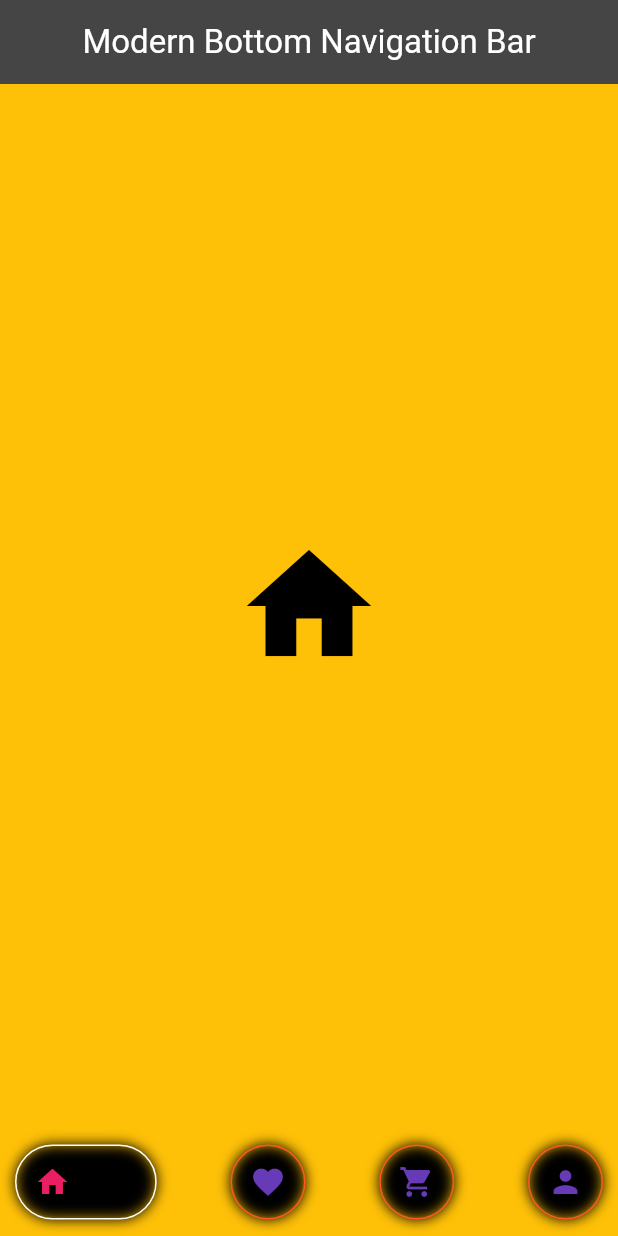
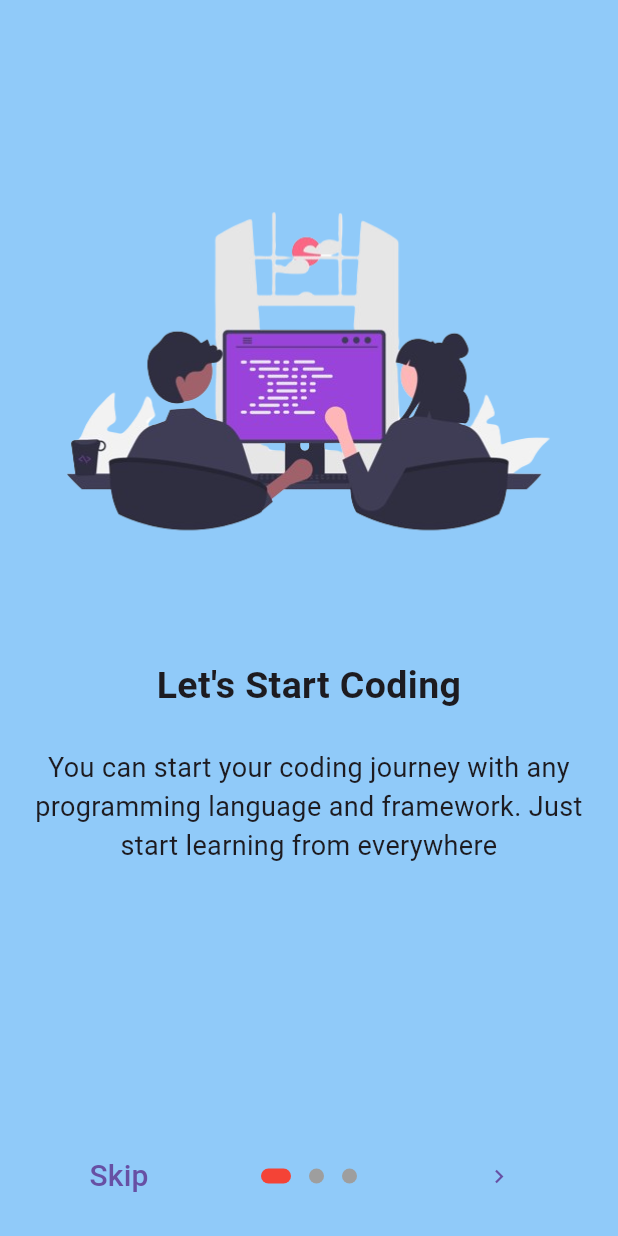
Before and after one commit to Nabinji/flutter_project, a Flutter app: the screen it shows after launch, on a phone screen of 412 x 824 dp. Run offline on Flutter 3.47's test engine with Material 3 defaults, Android fonts, the phone set to English and light mode, and no system bars; drawn by our look-alikes of google_nav_bar, introduction_screen; our stand-ins replace another_carousel_pro, flutter_slidable, font_awesome_flutter, image_picker, lottie, readmore and 1 more; missing offline and left inert: flutter_bs_ad_calendar.

Commit message:
onboarding screen

```diff
--- /dev/null
+++ b/lib/On_Boarding/on_boarding_screen.dart
@@ -0,0 +1,85 @@
+import 'package:flutter/material.dart';
+import 'package:introduction_screen/introduction_screen.dart';
+import 'package:my_project/On_Boarding/home_screen.dart';
+import 'package:shared_preferences/shared_preferences.dart';
+
+class OnBoardingScreen extends StatelessWidget {
+  const OnBoardingScreen({Key? key}) : super(key: key);
+
+  @override
+  Widget build(BuildContext context) {
+    return Scaffold(
+      backgroundColor: Colors.blue[200],
+      body: Padding(
+        padding: const EdgeInsets.only(top: 50.0),
+        child: IntroductionScreen(
+          pages: [
+            commonPageViewModel(
+              "Let's Start Coding",
+              "You can start your coding journey with any programming language and framework. Just start learning from everywhere ",
+              "image/11b.png",
+            ),
+            commonPageViewModel(
+              "About Flutter",
+              "Flutter is an open-source UI software development kit created by Google. It is used to develop cross platform applications from a single codebase for any web browser, Fuchsia, Android, iOS, Linux, macOS, and Windows. ",
+              "image/222b.png",
+            ),
+            commonPageViewModel(
+              "Create Your Own Flutter App",
+              'After learning flutter you can easily create a Flutter app according to your requirements.',
+              "image/33b.png",
+            ),
+          ],
+          dotsDecorator: DotsDecorator(
+              size: const Size(10, 10),
+              activeColor: Colors.red,
+              activeSize: const Size(20, 10),
+              activeShape: RoundedRectangleBorder(
+                  borderRadius: BorderRadius.circular(60))),
+          showDoneButton: true,
+          done: const Text(
+            "Done",
+            style: TextStyle(
+              fontSize: 20,
+            ),
+          ),
+          showNextButton: true,
+          next: const Icon(Icons.keyboard_arrow_right_outlined),
+          showSkipButton: true,
+          skip: const Text(
+            "Skip",
+            style: TextStyle(
+              fontSize: 20,
+            ),
+          ),
+          onDone: () => onDone(context),
+        ),
+      ),
+    );
+  }
+
+  PageViewModel commonPageViewModel(title, bodyText, image) {
+    return PageViewModel(
+      title: title,
+      body: bodyText,
+      image: Image.asset(image),
+      decoration: PageDecoration(
+          pageColor: Colors.blue[200],
+          titleTextStyle:
+              const TextStyle(fontSize: 25, fontWeight: FontWeight.bold)),
+    );
+  }
+
+  void onDone(context) async {
+    final pref = await SharedPreferences.getInstance();
+    await pref.setBool("ON_BOARDING", false);
+    Navigator.pushReplacement(
+        context,
+        MaterialPageRoute(
+          builder: (context) => const HomeScreen(),
+        ));
+  }
+}
+// but when we restart a app they again show onbording screen ,
+// when we have start app second time we need  directly
+//  go to home screen fot that we used the Shared preferences plugin,
--- a/lib/main.dart
+++ b/lib/main.dart
@@ -1,18 +1,23 @@
 import 'package:flutter/material.dart';
-import 'package:my_project/Modern%20Bottom%20Navigation/moder_bottom_naav_bar.dart';
+import 'package:my_project/On_Boarding/home_screen.dart';
+import 'package:my_project/On_Boarding/on_boarding_screen.dart';
+import 'package:shared_preferences/shared_preferences.dart';
 
-void main() {
+bool isShow = true;
+void main() async {
+  WidgetsFlutterBinding.ensureInitialized();
+  final pref = await SharedPreferences.getInstance();
+  isShow = pref.getBool('ON_BOARDING') ?? true;
   runApp(const MyApp());
 }
 
 class MyApp extends StatelessWidget {
-  const MyApp({super.key});
+  const MyApp({Key? key}) : super(key: key);
 
   @override
   Widget build(BuildContext context) {
-    return const MaterialApp(
-      debugShowCheckedModeBanner: false,
-      home: ModernBottomNavBar(),
-    );
+    return MaterialApp(
+        debugShowCheckedModeBanner: false,
+        home: isShow ? const OnBoardingScreen() : const HomeScreen());
   }
 }
--- a/pubspec.yaml
+++ b/pubspec.yaml
@@ -43,6 +43,8 @@ dependencies:
   lottie: ^2.7.0
   share_plus: ^7.2.1
   google_nav_bar: ^5.0.6
+  shared_preferences: ^2.2.2
+  introduction_screen: ^3.1.12
 
 dev_dependencies:
   flutter_test:
```
Also changed, not shown: lib/On_Boarding/home_screen.dart (added, +25 -0 lines), image/11.png (added), image/111.png (added), image/1111.png (added), image/11b.png (added), image/22.png (added), image/222.png (added), image/222b.png (added), image/22b.png (added), image/33-removebg-preview (1).png (added), image/33.png (added), image/33b.png (added), image/undraw_Pair_programming_re_or4x.png (added), pubspec.lock, 1 other file.
